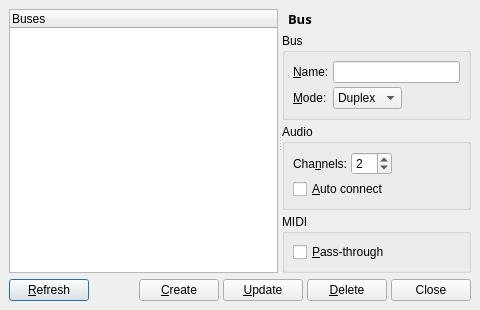
Before: the Qt Designer form src/qtractorBusForm.ui in rncbc/qtractor, drawn with Qt 5.
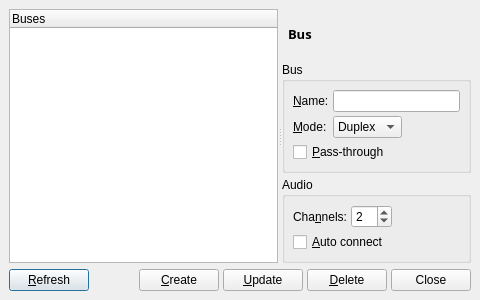
After: the same form once the commit is applied. Icons and pictures are not drawn.

```diff
--- a/src/qtractorBusForm.ui
+++ b/src/qtractorBusForm.ui
@@ -199,6 +199,16 @@
             </item>
            </widget>
           </item>
+          <item row="2" column="0" colspan="3" >
+           <widget class="QCheckBox" name="PassthruCheckBox" >
+            <property name="text" >
+             <string>&amp;Pass-through</string>
+            </property>
+            <property name="shortcut" >
+             <string>Alt+P</string>
+            </property>
+           </widget>
+          </item>
          </layout>
         </widget>
        </item>
@@ -266,47 +276,6 @@
          </layout>
         </widget>
        </item>
-       <item>
-        <widget class="QGroupBox" name="MidiBusGroup" >
-         <property name="title" >
-          <string>MIDI</string>
-         </property>
-         <layout class="QGridLayout" >
-          <property name="margin" >
-           <number>8</number>
-          </property>
-          <property name="spacing" >
-           <number>4</number>
-          </property>
-          <item row="0" column="0" colspan="3" >
-           <widget class="QCheckBox" name="MidiPassthruCheckBox" >
-            <property name="text" >
-             <string>&amp;Pass-through</string>
-            </property>
-            <property name="shortcut" >
-             <string>Alt+P</string>
-            </property>
-           </widget>
-          </item>
-         </layout>
-        </widget>
-       </item>
-       <item>
-        <spacer>
-         <property name="orientation" >
-          <enum>Qt::Vertical</enum>
-         </property>
-         <property name="sizeType" >
-          <enum>QSizePolicy::Expanding</enum>
-         </property>
-         <property name="sizeHint" >
-          <size>
-           <width>20</width>
-           <height>60</height>
-          </size>
-         </property>
-        </spacer>
-       </item>
       </layout>
      </widget>
     </widget>
```
Left out of the diff: 2 changed lines with no effect on the pictures.
